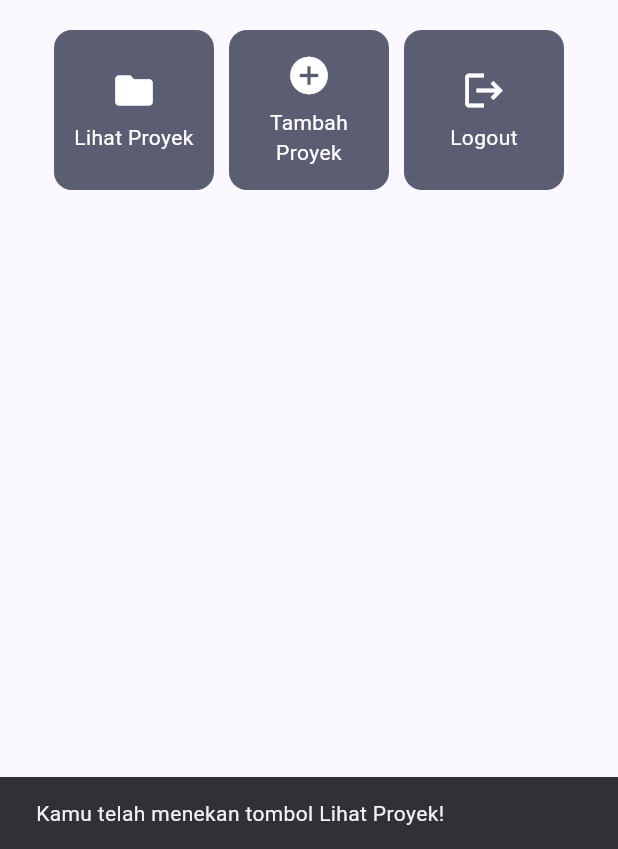
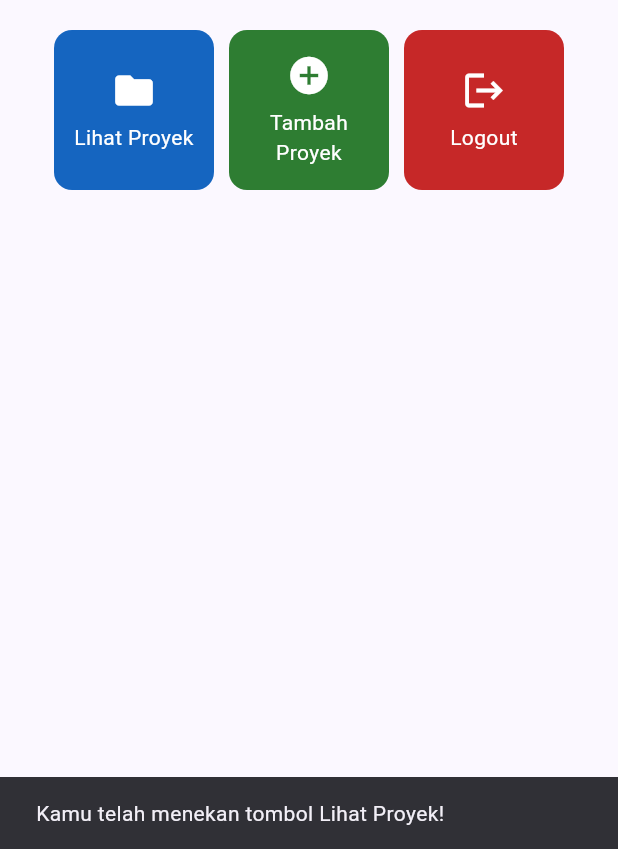
Before and after one commit to darzzius/myportofolio_mobile, a Flutter app: the screen it shows after launch, after a tap on "Lihat Proyek", on a phone screen of 412 x 824 dp, the part 387-1236 px from its top. Run offline on Flutter 3.47's test engine with Material 3 defaults, Android fonts, the phone set to English and light mode, and no system bars.

Commit message:
menambahkan warna dan mengganti snackbars

```diff
--- a/lib/menu.dart
+++ b/lib/menu.dart
@@ -8,9 +8,9 @@ class MyHomePage extends StatelessWidget {
   final String kelas = 'PBP A';
 
   final List<ItemHomepage> items = const [
-    ItemHomepage("Lihat Proyek", Icons.folder),
-    ItemHomepage("Tambah Proyek", Icons.add_circle),
-    ItemHomepage("Logout", Icons.logout),
+    ItemHomepage('Lihat Proyek', Icons.folder, Color(0xFF1565C0)),
+    ItemHomepage('Tambah Proyek', Icons.add_circle, Color(0xFF2E7D32)),
+    ItemHomepage('Logout', Icons.logout, Color(0xFFC62828)),
   ];
 
     @override
@@ -119,8 +119,9 @@ class InfoCard extends StatelessWidget {
 class ItemHomepage {
   final String name;
   final IconData icon;
+  final Color color;
 
-  const ItemHomepage(this.name, this.icon);
+  const ItemHomepage(this.name, this.icon, this.color);
 }
 
 class ItemCard extends StatelessWidget {
@@ -131,17 +132,20 @@ class ItemCard extends StatelessWidget {
   @override
   Widget build(BuildContext context) {
     return Material(
-      // Menggunakan warna sekunder dari skema tema aplikasi.
-      color: Theme.of(context).colorScheme.secondary,
+      color: item.color,
       borderRadius: BorderRadius.circular(12),
+      clipBehavior: Clip.antiAlias,
       child: InkWell(
+        borderRadius: BorderRadius.circular(12),
         // Aksi ketika kartu ditekan oleh pengguna.
         onTap: () {
           // Menampilkan SnackBar dengan pesan interaktif.
           ScaffoldMessenger.of(context)
-            ..hideCurrentSnackBar()
+            ..clearSnackBars()
             ..showSnackBar(
-              SnackBar(content: Text("Kamu telah menekan tombol ${item.name}!"))
+              SnackBar(
+                content: Text('Kamu telah menekan tombol ${item.name}!'),
+              ),
             );
         },
         child: Container(
@@ -150,11 +154,7 @@ class ItemCard extends StatelessWidget {
             child: Column(
               mainAxisAlignment: MainAxisAlignment.center,
               children: [
-                Icon(
-                  item.icon,
-                  color: Colors.white,
-                  size: 30.0,
-                ),
+                Icon(item.icon, color: Colors.white, size: 30.0),
                 const Padding(padding: EdgeInsets.all(3)),
                 Text(
                   item.name,
```
